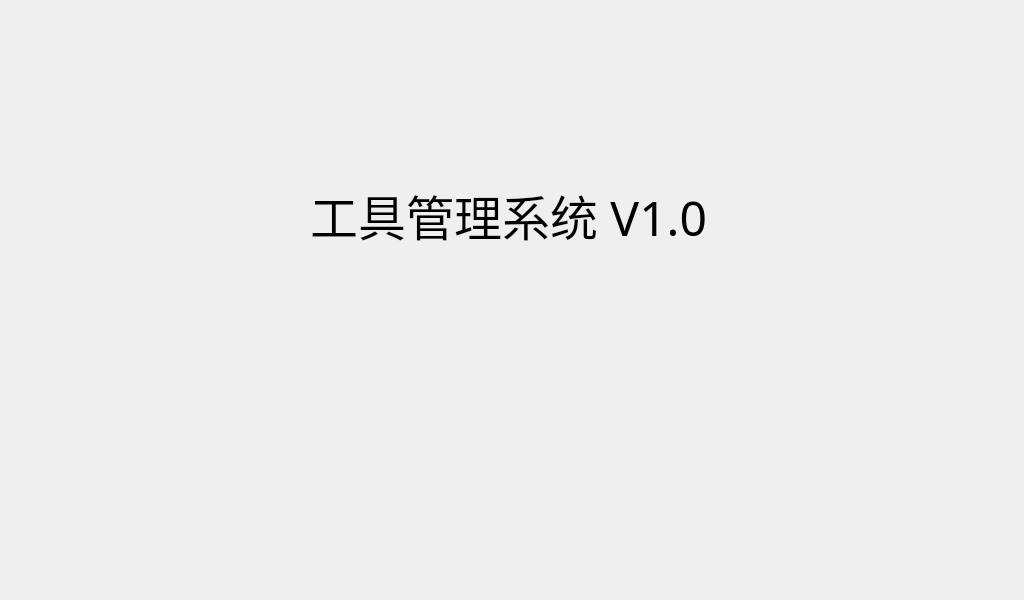
The window that QTClient-ARM/welcome.ui (sunjiangbo/gyTool-Manager) describes before a commit, drawn with Qt 5.
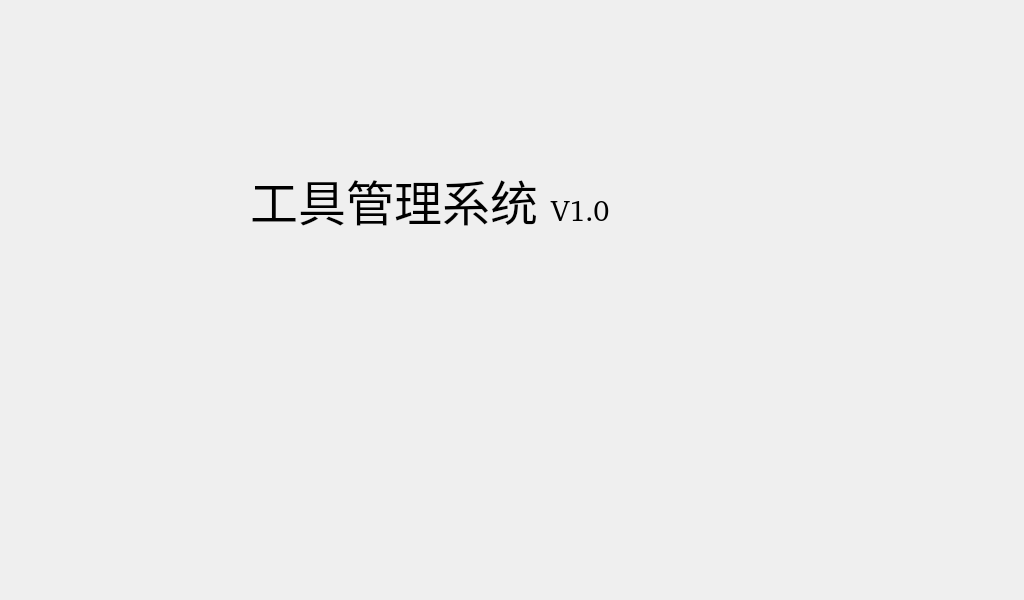
The same window after the commit. Icons and pictures are not drawn.

The edit to the form file:
```diff
--- a/QTClient-ARM/welcome.ui
+++ b/QTClient-ARM/welcome.ui
@@ -19,48 +19,32 @@
   <property name="windowTitle">
    <string>Dialog</string>
   </property>
-  <widget class="QLabel" name="label">
-   <property name="geometry">
-    <rect>
-     <x>220</x>
-     <y>70</y>
-     <width>581</width>
-     <height>81</height>
-    </rect>
-   </property>
-   <property name="text">
-    <string/>
-   </property>
-   <property name="pixmap">
-    <pixmap>img/logo.png</pixmap>
-   </property>
-  </widget>
   <widget class="QLabel" name="label_3">
    <property name="geometry">
     <rect>
-     <x>310</x>
-     <y>180</y>
-     <width>411</width>
-     <height>71</height>
+     <x>250</x>
+     <y>150</y>
+     <width>671</width>
+     <height>101</height>
     </rect>
    </property>
    <property name="font">
     <font>
-     <family>微软雅黑</family>
-     <pointsize>36</pointsize>
+     <family>Noto Sans [unknown]</family>
+     <pointsize>30</pointsize>
     </font>
    </property>
    <property name="text">
-    <string>&lt;html&gt;&lt;head/&gt;&lt;body&gt;&lt;p&gt;&lt;span style=&quot; color:#000000;&quot;&gt;工具管理系统 V1.0&lt;/span&gt;&lt;/p&gt;&lt;/body&gt;&lt;/html&gt;</string>
+    <string>&lt;html&gt;&lt;head/&gt;&lt;body&gt;&lt;p&gt;&lt;span style=&quot; font-size:36pt; color:#000000;&quot;&gt;工具管理系统 &lt;/span&gt;&lt;span style=&quot; font-size:22pt; color:#000000;&quot;&gt;V1.0&lt;/span&gt;&lt;/p&gt;&lt;/body&gt;&lt;/html&gt;</string>
    </property>
   </widget>
   <widget class="QLabel" name="label_2">
    <property name="geometry">
     <rect>
-     <x>410</x>
-     <y>270</y>
-     <width>181</width>
-     <height>271</height>
+     <x>370</x>
+     <y>320</y>
+     <width>191</width>
+     <height>201</height>
     </rect>
    </property>
    <property name="text">
@@ -70,6 +54,22 @@
     <pixmap>img/zw1.png</pixmap>
    </property>
   </widget>
+  <widget class="QLabel" name="label">
+   <property name="geometry">
+    <rect>
+     <x>190</x>
+     <y>20</y>
+     <width>601</width>
+     <height>91</height>
+    </rect>
+   </property>
+   <property name="text">
+    <string/>
+   </property>
+   <property name="pixmap">
+    <pixmap>img/logo.png</pixmap>
+   </property>
+  </widget>
  </widget>
  <resources/>
  <connections/>
```
